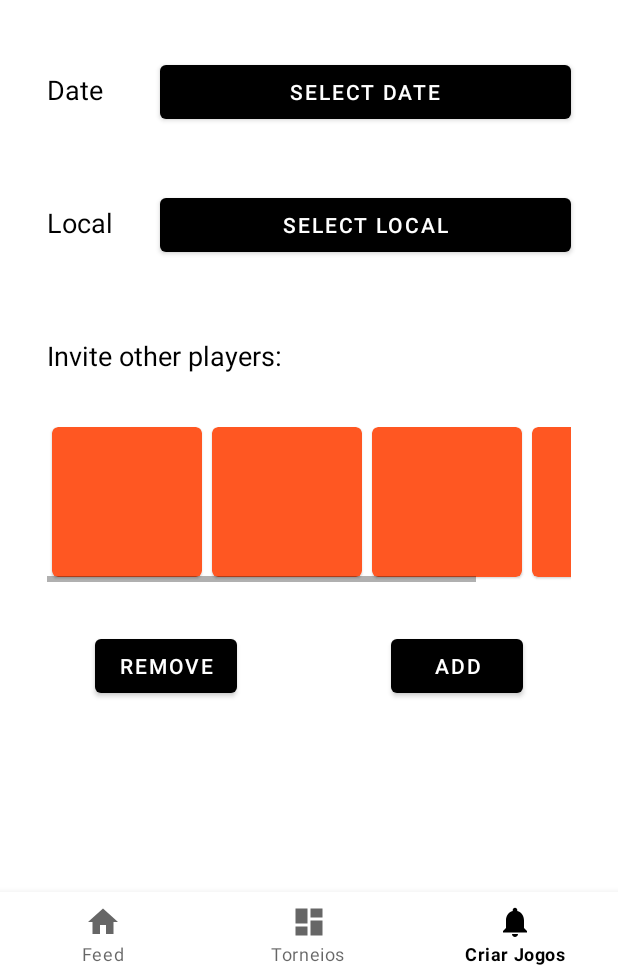
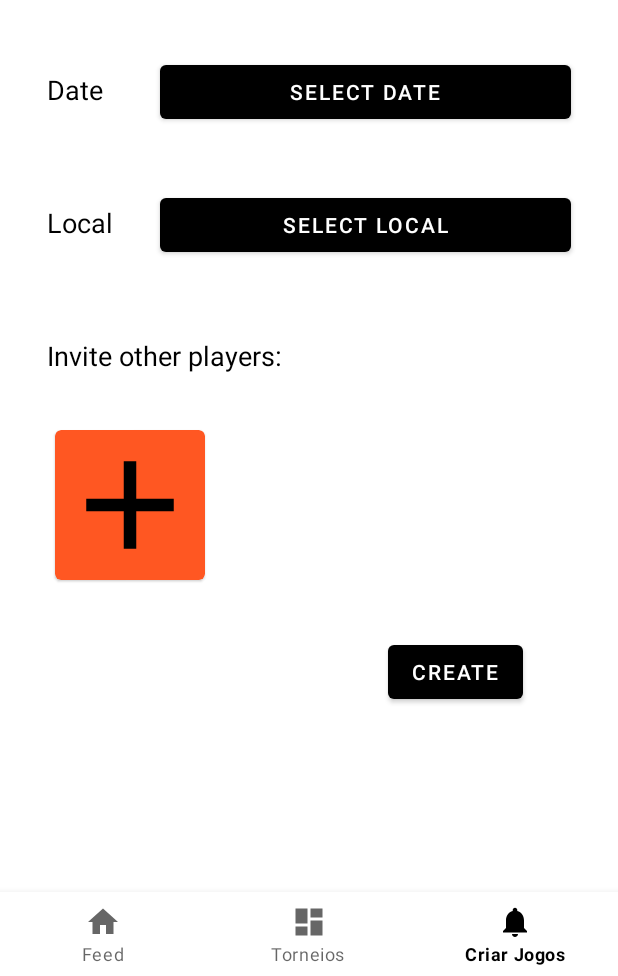
Before and after one commit to rfpg1/MINDSET, an Android app: the CreateGameFragment screen opened through its navigation route, on a phone screen of 412 x 824 dp, the part 260-1236 px from its top. Run offline under Robolectric (Android 15) with nearby library versions, the phone set to English and light mode, and no system bars; our stand-ins replace navigation-ui.

Commit message:
Create game ainda não acabado, falta adicionar jogadores

```diff
--- a/app/src/main/java/com/application/MindSet/ui/game/CreateGameFragment.java
+++ b/app/src/main/java/com/application/MindSet/ui/game/CreateGameFragment.java
@@ -22,6 +22,7 @@ import androidx.annotation.Nullable;
 import androidx.core.app.ActivityCompat;
 import androidx.fragment.app.DialogFragment;
 import androidx.fragment.app.Fragment;
+import androidx.fragment.app.FragmentManager;
 
 import com.application.MindSet.R;
 import com.application.MindSet.databinding.FragmentCreateGameBinding;
@@ -38,6 +39,7 @@ import com.google.android.gms.maps.SupportMapFragment;
 import com.google.android.gms.maps.model.CameraPosition;
 import com.google.android.gms.maps.model.LatLng;
 import com.google.android.gms.maps.model.MarkerOptions;
+import com.google.android.material.card.MaterialCardView;
 
 import java.sql.Date;
 import java.util.ArrayList;
@@ -48,7 +50,9 @@ public class CreateGameFragment extends Fragment {
 
     private FragmentCreateGameBinding binding;
     private DatePickerDialog datePickerDialog;
+    private DialogFragment addPFrag;
     private Button dateBTN, localBTN;
+    private MaterialCardView addPlayerBTN;
     private String sport, date, local;
     private ArrayList<String> participants;
     private final static int REQUEST_CODE = 101;
@@ -106,6 +110,15 @@ public class CreateGameFragment extends Fragment {
             public void onClick(View view) {
                 Intent mapsActivity = new Intent(getContext(), MapsActivity.class);
                 startActivityForResult(mapsActivity, REQUEST_CODE);
+            }
+        });
+
+        addPFrag = new DialogFragment(R.layout.fragment_feed);
+        addPlayerBTN = binding.addPlayerBTN;
+        addPlayerBTN.setOnClickListener(new View.OnClickListener() {
+            @Override
+            public void onClick(View view) {
+                addPFrag.show(getChildFragmentManager(), "ADD PLAYER");
             }
         });
 
--- a/app/src/main/res/drawable/border_round_corners.xml
+++ b/app/src/main/res/drawable/border_round_corners.xml
@@ -2,6 +2,5 @@
 <shape xmlns:android="http://schemas.android.com/apk/res/android">
     <solid android:color="#ffffff"/>
     <stroke android:width="1dp" android:color="#000000" />
-    <padding android:bottom="1dp" android:left="1dp" android:right="1dp" android:top="1dp"/>
     <corners android:radius="25dp"/>
 </shape>
--- /dev/null
+++ b/app/src/main/res/drawable/ic_baseline_add_24.xml
@@ -0,0 +1,5 @@
+<vector android:height="24dp" android:tint="#000000"
+    android:viewportHeight="24" android:viewportWidth="24"
+    android:width="24dp" xmlns:android="http://schemas.android.com/apk/res/android">
+    <path android:fillColor="@android:color/white" android:pathData="M19,13h-6v6h-2v-6H5v-2h6V5h2v6h6v2z"/>
+</vector>
--- a/app/src/main/res/layout/fragment_create_game.xml
+++ b/app/src/main/res/layout/fragment_create_game.xml
@@ -103,46 +103,26 @@
             <com.google.android.material.card.MaterialCardView
                 android:layout_width="100dp"
                 android:layout_height="100dp"
-                android:layout_margin="3dp"
-                app:cardBackgroundColor="@color/orange" />
-
-            <com.google.android.material.card.MaterialCardView
-                android:layout_width="100dp"
-                android:layout_height="100dp"
-                android:layout_margin="3dp"
-                app:cardBackgroundColor="@color/orange" />
-
-            <com.google.android.material.card.MaterialCardView
-                android:layout_width="100dp"
-                android:layout_height="100dp"
-                android:layout_margin="3dp"
-                app:cardBackgroundColor="@color/orange" />
-
-            <com.google.android.material.card.MaterialCardView
-                android:layout_width="100dp"
-                android:layout_height="100dp"
-                android:layout_margin="3dp"
-                app:cardBackgroundColor="@color/orange" />
+                android:layout_margin="5dp"
+                app:cardBackgroundColor="@color/orange"
+                android:id="@+id/addPlayerBTN"
+                android:onClick="addPlayer">
+                    <ImageView
+                        android:layout_width="match_parent"
+                        android:layout_height="match_parent"
+                        android:src="@drawable/ic_baseline_add_24">
+                    </ImageView>
+            </com.google.android.material.card.MaterialCardView>
         </LinearLayout>
     </HorizontalScrollView>
 
     <Button
         android:layout_width="wrap_content"
         android:layout_height="wrap_content"
-        android:id="@+id/playerAddBTN"
+        android:id="@+id/createBTN"
         android:layout_below="@id/playersHSV"
         android:layout_alignRight="@id/playersHSV"
         android:layout_marginRight="32dp"
-        android:text="ADD"/>
-
-    <Button
-        android:layout_width="wrap_content"
-        android:layout_height="wrap_content"
-        android:id="@+id/playerRmvBTN"
-        android:layout_below="@id/playersHSV"
-        android:layout_alignLeft="@id/playersHSV"
-        android:layout_marginLeft="32dp"
-        android:text="Remove"/>
-
+        android:text="CREATE"/>
 
 </RelativeLayout>
```
Also changed, not shown: app/src/main/java/com/application/MindSet/ui/game/AddPlayersFragment.java (added, +58 -0 lines), app/src/main/res/layout/fragment_add_players.xml (added, +14 -0 lines).
